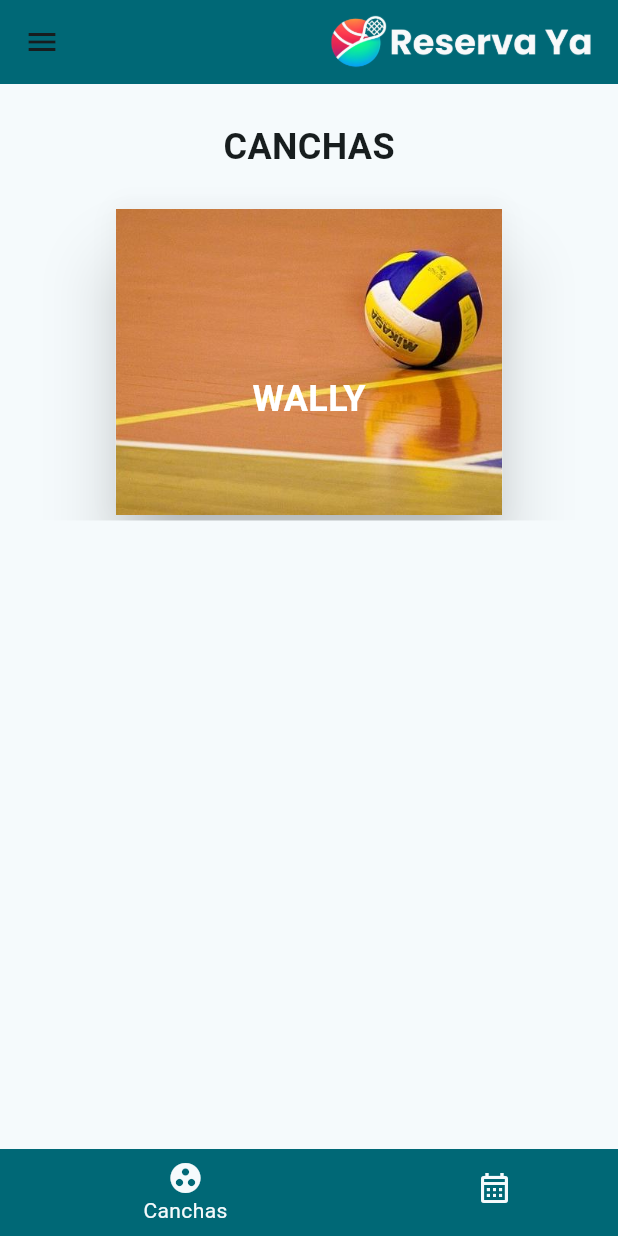
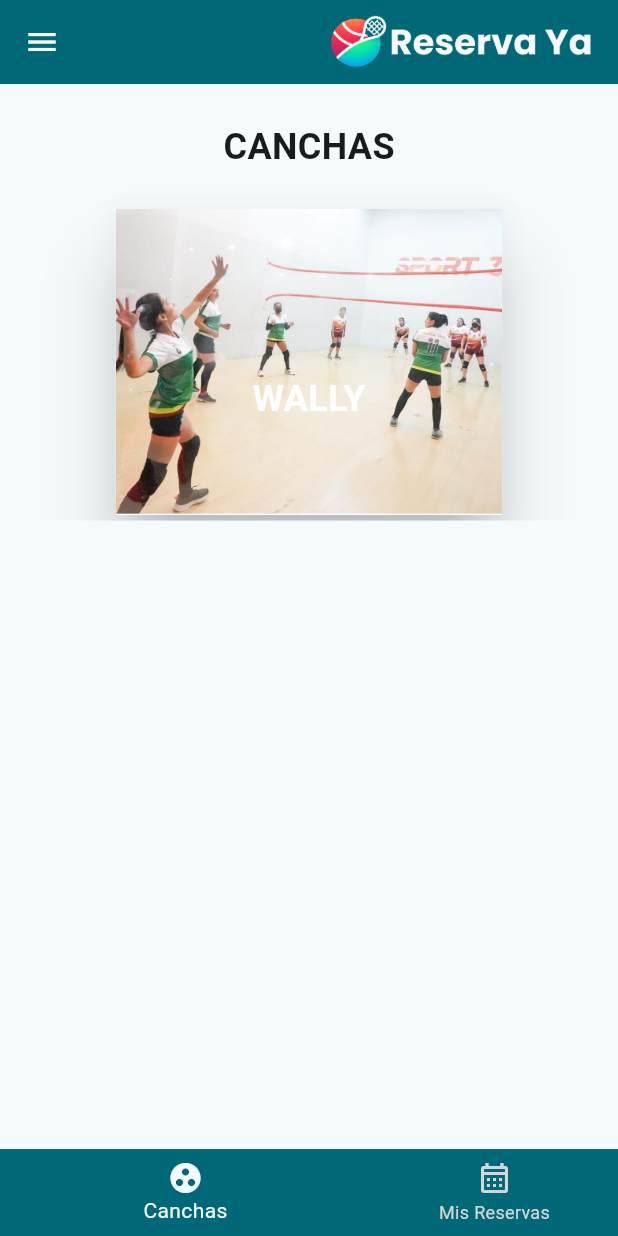
Before and after one commit to pablo137/ProjectMobile, a Flutter app: the Fields screen opened directly, on a phone screen of 412 x 824 dp. Run offline on Flutter 3.47's test engine with Material 3 defaults, Android fonts, the phone set to English and light mode, and no system bars; our stand-ins replace intro_slider.

Commit message:
fix canchas

```diff
--- a/lib/main.dart
+++ b/lib/main.dart
@@ -1,4 +1,5 @@
 import 'package:flutter/material.dart';
+import 'package:proyect/pages/fields_page.dart';
 
 import 'package:proyect/pages/inicio_app/login_page.dart';
 
@@ -22,6 +23,6 @@
             //colorSchemeSeed: Colors.blue
             ),
         // home: LoginPage());
-        home: const LoginPage());
+        home: const Fields());
   }
 }
--- a/lib/pages/fields_page.dart
+++ b/lib/pages/fields_page.dart
@@ -72,6 +72,7 @@ class _FieldsState extends State<Fields> {
       ),
       appBar: AppBar(
         backgroundColor: colors.primary,
+        iconTheme: const IconThemeData(color: Colors.white),
         // title: const Align(
 
         //     alignment: Alignment.centerRight,
--- a/lib/widgets/bottomNav.dart
+++ b/lib/widgets/bottomNav.dart
@@ -26,16 +26,19 @@ class _BottomNavState extends State<BottomNav> {
           });
         },
         elevation: 0,
+        showUnselectedLabels: true,
+        // selectedItemColor: colors.secondary,
+        unselectedItemColor: Colors.grey[350],
         items: [
           BottomNavigationBarItem(
-            icon: Icon(Icons.group_work_outlined),
-            activeIcon: Icon(Icons.group_work),
+            icon: const Icon(Icons.group_work_outlined),
+            activeIcon: const Icon(Icons.group_work),
             label: 'Canchas',
             backgroundColor: colors.primary,
           ),
           BottomNavigationBarItem(
-            icon: Icon(Icons.calendar_month_outlined),
-            activeIcon: Icon(Icons.calendar_month),
+            icon: const Icon(Icons.calendar_month_outlined),
+            activeIcon: const Icon(Icons.calendar_month),
             label: 'Mis Reservas',
             backgroundColor: colors.primary,
           )
```
Also changed, not shown: assets/images/volleyball.jpg.
